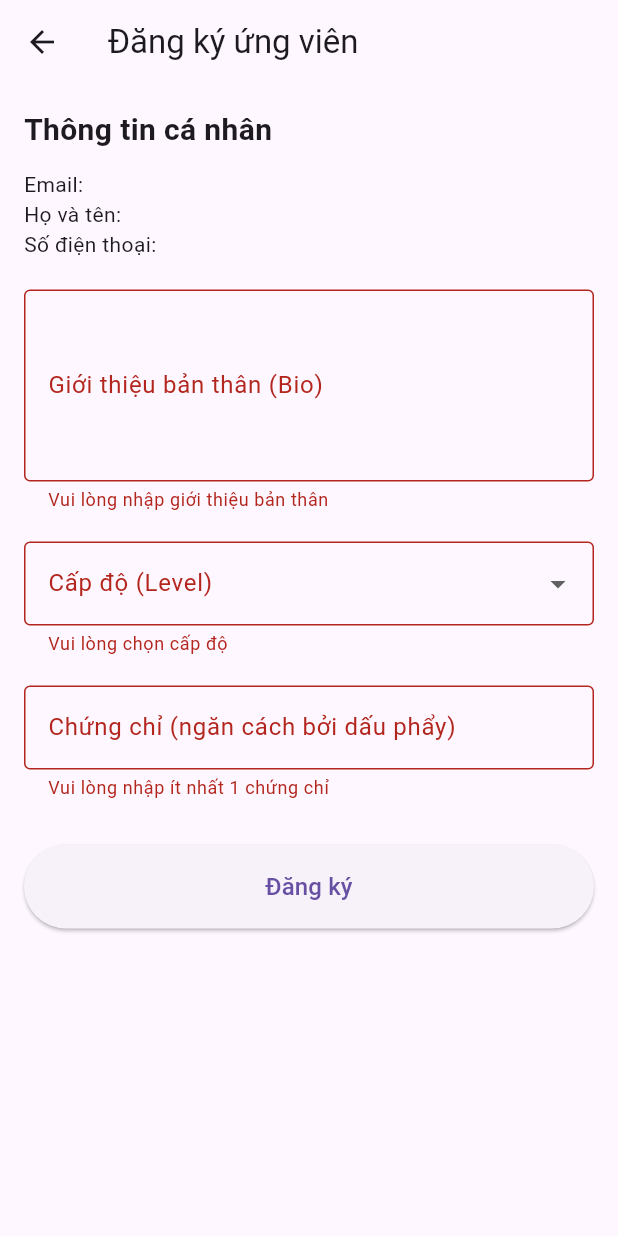
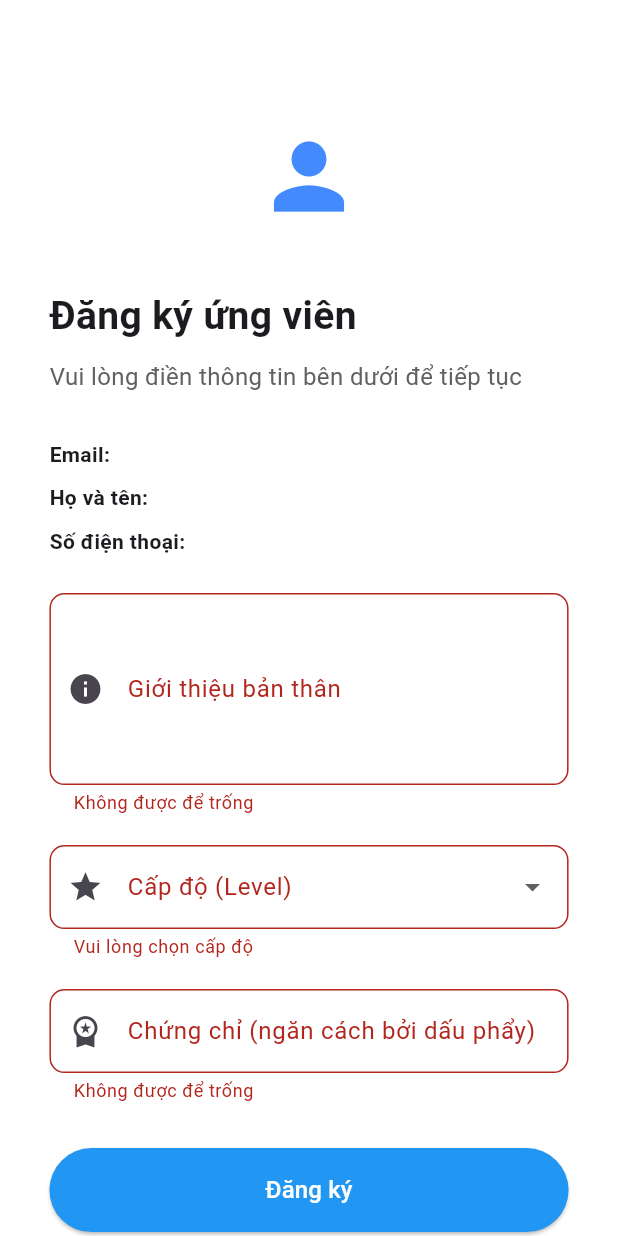
Before and after one commit to anhnbt05/it-search-job-flutter-app, a Flutter app: the CandidateRegisterPage screen opened directly with empty values, after a tap on "Đăng ký", on a phone screen of 412 x 824 dp. Run offline on Flutter 3.47's test engine with Material 3 defaults, Android fonts, the phone set to English and light mode, and no system bars; drawn by our look-alikes of toastification; our stand-ins replace dropdown_button2.

Commit message:
chore: design new UI for total regist

```diff
--- a/ui/lib/Views/login/candidateregister_page.dart
+++ b/ui/lib/Views/login/candidateregister_page.dart
@@ -25,7 +25,6 @@ class CandidateRegisterPage extends StatefulWidget {
 
 class _CandidateRegisterPageState extends State<CandidateRegisterPage> {
   final _formKey = GlobalKey<FormState>();
-
   final TextEditingController _bioController = TextEditingController();
   final TextEditingController _certificationsController = TextEditingController();
   String? selectedLevel;
@@ -78,40 +77,40 @@ class _CandidateRegisterPageState extends State<CandidateRegisterPage> {
   @override
   Widget build(BuildContext context) {
     final isLoading = Provider.of<SignUpViewModel>(context).isLoading;
+    final size = MediaQuery.of(context).size;
 
     return Scaffold(
-      appBar: AppBar(title: Text("Đăng ký ứng viên")),
-      body: Padding(
-        padding: const EdgeInsets.all(16),
+      backgroundColor: Colors.white,
+      body: isLoading
+          ? Center(child: CircularProgressIndicator())
+          : SingleChildScrollView(
+        padding: EdgeInsets.fromLTRB(size.width * 0.08, size.height * 0.1, size.width * 0.08, 20),
         child: Form(
           key: _formKey,
-          child: ListView(
+          child: Column(
+            crossAxisAlignment: CrossAxisAlignment.start,
             children: [
-              Text("Thông tin cá nhân", style: TextStyle(fontWeight: FontWeight.bold, fontSize: 20)),
-              SizedBox(height: 12),
+              Center(child: Icon(Icons.person, size: 70, color: Colors.blueAccent)),
+              SizedBox(height: 40),
+              Text("Đăng ký ứng viên", style: TextStyle(fontWeight: FontWeight.bold, fontSize: 26)),
+              SizedBox(height: 10),
+              Text("Vui lòng điền thông tin bên dưới để tiếp tục", style: TextStyle(color: Colors.grey[700], fontSize: 16)),
+              SizedBox(height: 30),
 
-              Text("Email: ${widget.email}"),
-              Text("Họ và tên: ${widget.fullName}"),
-              Text("Số điện thoại: ${widget.phone}"),
-              SizedBox(height: 20),
+              _buildDisplayText("Email", widget.email),
+              _buildDisplayText("Họ và tên", widget.fullName),
+              _buildDisplayText("Số điện thoại", widget.phone),
+              SizedBox(height: 16),
 
-              TextFormField(
-                controller: _bioController,
-                maxLines: 4,
-                decoration: InputDecoration(
-                  labelText: "Giới thiệu bản thân (Bio)",
-                  border: OutlineInputBorder(),
-                ),
-                validator: (value) =>
-                value == null || value.isEmpty ? "Vui lòng nhập giới thiệu bản thân" : null,
-              ),
+              _buildMultilineField(_bioController, "Giới thiệu bản thân", Icons.info),
               SizedBox(height: 20),
 
               DropdownButtonFormField<String>(
                 value: selectedLevel,
                 decoration: InputDecoration(
                   labelText: "Cấp độ (Level)",
-                  border: OutlineInputBorder(),
+                  prefixIcon: Icon(Icons.star),
+                  border: OutlineInputBorder(borderRadius: BorderRadius.circular(10)),
                 ),
                 items: [
                   DropdownMenuItem(value: "junior", child: Text("Junior")),
@@ -123,15 +122,11 @@ class _CandidateRegisterPageState extends State<CandidateRegisterPage> {
               ),
               SizedBox(height: 20),
 
-              TextFormField(
-                controller: _certificationsController,
-                decoration: InputDecoration(
-                  labelText: "Chứng chỉ (ngăn cách bởi dấu phẩy)",
-                  hintText: "Ví dụ: AWS Certified Developer, Google Cloud Associate",
-                  border: OutlineInputBorder(),
-                ),
-                validator: (value) =>
-                value == null || value.isEmpty ? "Vui lòng nhập ít nhất 1 chứng chỉ" : null,
+              _buildTextField(
+                _certificationsController,
+                "Chứng chỉ (ngăn cách bởi dấu phẩy)",
+                Icons.workspace_premium,
+                "Ví dụ: AWS Certified Developer, Google Cloud Associate",
               ),
               SizedBox(height: 30),
 
@@ -140,9 +135,17 @@ class _CandidateRegisterPageState extends State<CandidateRegisterPage> {
                 height: 56,
                 child: ElevatedButton(
                   onPressed: isLoading ? null : _submitCandidate,
+                  style: ElevatedButton.styleFrom(backgroundColor: Colors.blue),
                   child: isLoading
                       ? CircularProgressIndicator(color: Colors.white)
-                      : Text("Đăng ký", style: TextStyle(fontSize: 16)),
+                      : Text("Đăng ký", style: TextStyle(color: Colors.white, fontSize: 16)),
+                ),
+              ),
+              SizedBox(height: 20),
+              Center(
+                child: TextButton(
+                  onPressed: () => Navigator.pop(context),
+                  child: Text("← Quay lại", style: TextStyle(fontSize: 15, color: Colors.blue)),
                 ),
               ),
             ],
@@ -151,4 +154,42 @@ class _CandidateRegisterPageState extends State<CandidateRegisterPage> {
       ),
     );
   }
+
+  Widget _buildTextField(TextEditingController controller, String label, IconData icon, [String? hint]) {
+    return TextFormField(
+      controller: controller,
+      decoration: InputDecoration(
+        labelText: label,
+        hintText: hint,
+        prefixIcon: Icon(icon),
+        border: OutlineInputBorder(borderRadius: BorderRadius.circular(10)),
+      ),
+      validator: (value) => value == null || value.isEmpty ? "Không được để trống" : null,
+    );
+  }
+
+  Widget _buildMultilineField(TextEditingController controller, String label, IconData icon) {
+    return TextFormField(
+      controller: controller,
+      maxLines: 4,
+      decoration: InputDecoration(
+        labelText: label,
+        prefixIcon: Icon(icon),
+        border: OutlineInputBorder(borderRadius: BorderRadius.circular(10)),
+      ),
+      validator: (value) => value == null || value.isEmpty ? "Không được để trống" : null,
+    );
+  }
+
+  Widget _buildDisplayText(String title, String value) {
+    return Padding(
+      padding: const EdgeInsets.only(bottom: 8),
+      child: Row(
+        children: [
+          Text("$title: ", style: TextStyle(fontWeight: FontWeight.bold)),
+          Expanded(child: Text(value)),
+        ],
+      ),
+    );
+  }
 }
--- a/ui/lib/Views/login/register_page.dart
+++ b/ui/lib/Views/login/register_page.dart
@@ -141,7 +141,11 @@ class _RegisterPageState extends State<RegisterPage> {
         prefixIcon: Icon(icon),
         border: OutlineInputBorder(borderRadius: BorderRadius.circular(10)),
       ),
-      validator: validator ?? (value) => (value == null || value.isEmpty) ? "Không được để trống" : null,
+      validator: validator ?? (value) {
+        if (value == null || value.isEmpty) return "Không được để trống";
+        if (label == "Mật khẩu" && value.length < 6) return "Mật khẩu phải dài ít nhất 6 ký tự";
+        return null;
+      },
     );
   }
 
```
Also changed, not shown: ui/lib/Views/login/createbranch_page.dart (+60 -32 lines), ui/lib/Views/login/createcompany_page.dart (+58 -38 lines), ui/lib/Views/login/recruiterregister_page.dart (+53 -31 lines).
